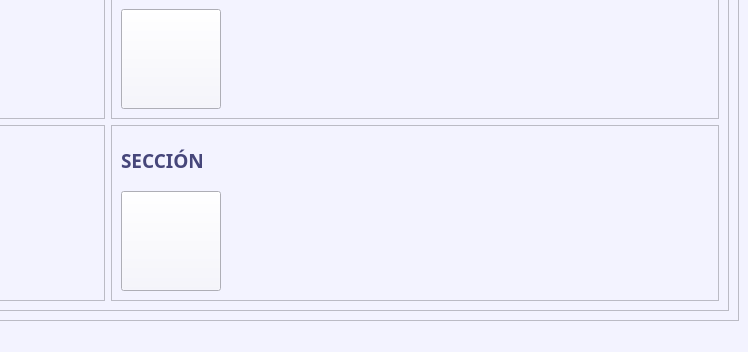
Old version of the form ui/homepage.ui in the repository GleymarP/WynPlan; both pictures show x 532 to 1280 and y 368 to 720 of the 1280 by 720 pixel window.
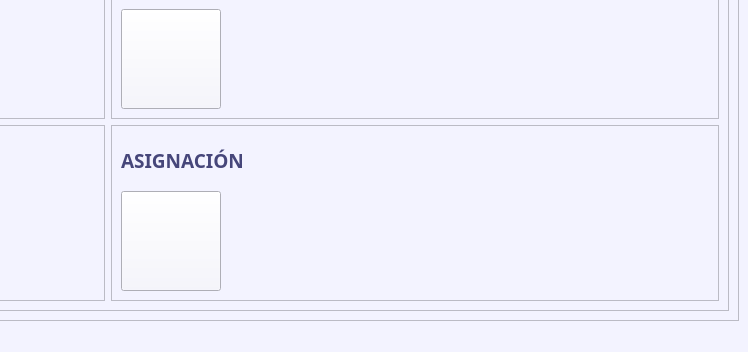
New version of the form. Icons and pictures are not drawn.

The edit to the form file:
```diff
--- a/ui/homepage.ui
+++ b/ui/homepage.ui
@@ -29,7 +29,7 @@
          <x>0</x>
          <y>0</y>
          <width>1260</width>
-         <height>678</height>
+         <height>677</height>
         </rect>
        </property>
        <layout class="QVBoxLayout" name="verticalLayout_6">
@@ -348,7 +348,7 @@
               <enum>QFrame::Shadow::Raised</enum>
              </property>
              <layout class="QVBoxLayout" name="verticalLayout_2">
-              <item alignment="">
+              <item>
                <widget class="QLabel" name="section_label">
                 <property name="minimumSize">
                  <size>
@@ -367,7 +367,7 @@
                  <string notr="true">color: rgb(70, 70, 122);</string>
                 </property>
                 <property name="text">
-                 <string>SECCIÓN</string>
+                 <string>ASIGNACIÓN</string>
                 </property>
                </widget>
               </item>
```
Left out of the diff: 16 changed lines with no effect on the pictures.
